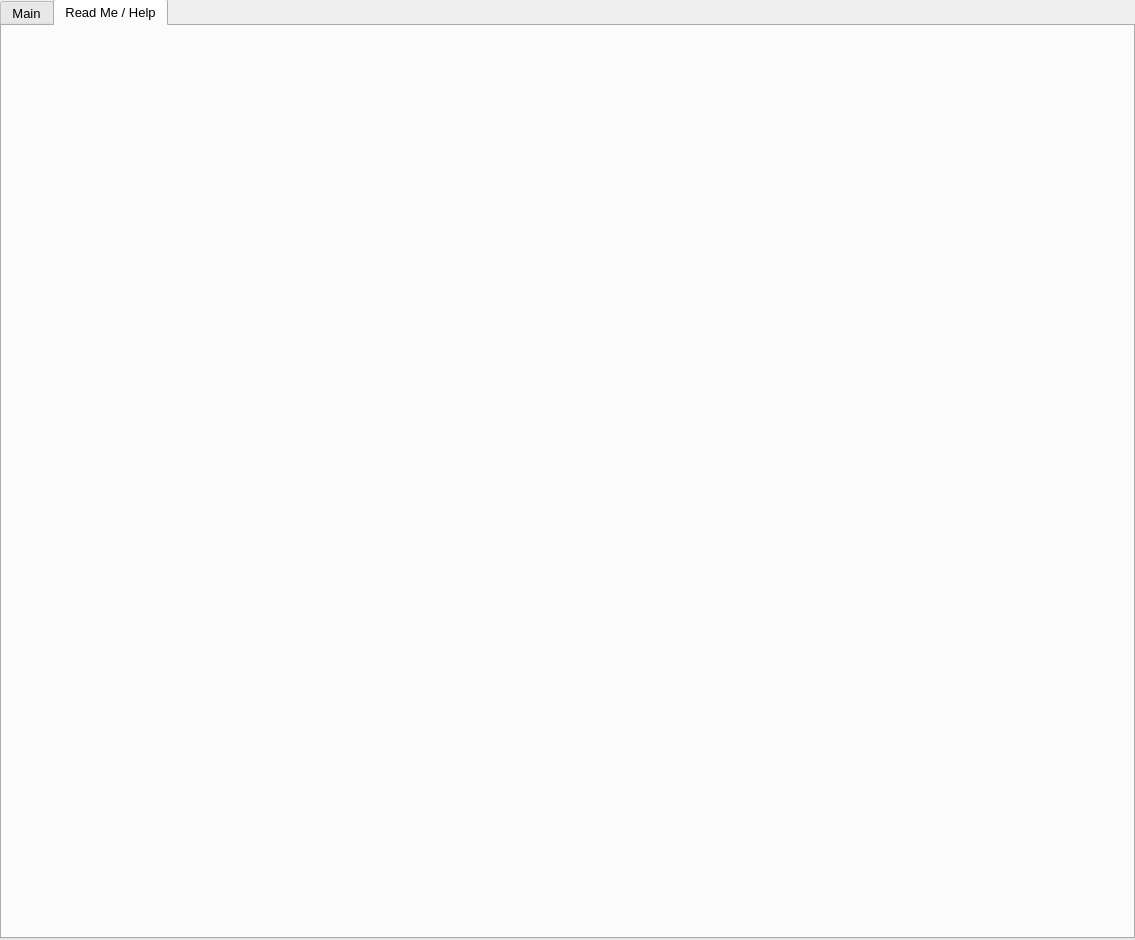
First picture: the form in gui/structure.ui, repository matthewkuner/ASMADA, before the edit.
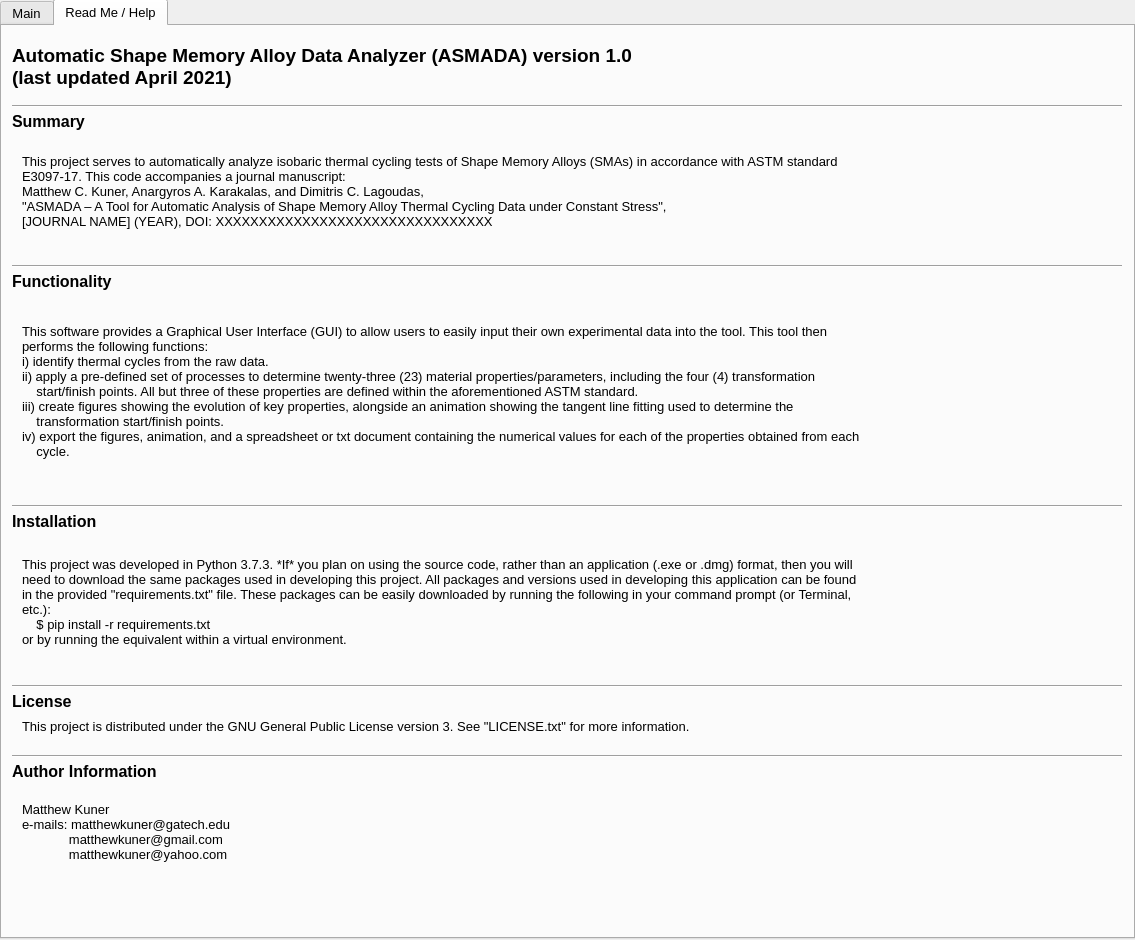
Second picture: the form after the edit. The open tabs and pages were chosen to show the change. Icons and pictures are not drawn.

What changed in the file:
```diff
--- a/gui/structure.ui
+++ b/gui/structure.ui
@@ -2253,6 +2253,317 @@
      <attribute name="title">
       <string>Read Me / Help</string>
      </attribute>
+     <widget class="QLabel" name="label_4">
+      <property name="geometry">
+       <rect>
+        <x>10</x>
+        <y>10</y>
+        <width>1111</width>
+        <height>61</height>
+       </rect>
+      </property>
+      <property name="font">
+       <font>
+        <pointsize>14</pointsize>
+        <weight>75</weight>
+        <bold>true</bold>
+       </font>
+      </property>
+      <property name="text">
+       <string>Automatic Shape Memory Alloy Data Analyzer (ASMADA) version 1.0 
+(last updated April 2021)</string>
+      </property>
+     </widget>
+     <widget class="QLabel" name="label_8">
+      <property name="geometry">
+       <rect>
+        <x>10</x>
+        <y>80</y>
+        <width>101</width>
+        <height>31</height>
+       </rect>
+      </property>
+      <property name="font">
+       <font>
+        <pointsize>12</pointsize>
+        <weight>75</weight>
+        <bold>true</bold>
+       </font>
+      </property>
+      <property name="text">
+       <string>Summary</string>
+      </property>
+     </widget>
+     <widget class="QLabel" name="label_12">
+      <property name="geometry">
+       <rect>
+        <x>20</x>
+        <y>110</y>
+        <width>1091</width>
+        <height>111</height>
+       </rect>
+      </property>
+      <property name="text">
+       <string>This project serves to automatically analyze isobaric thermal cycling tests of Shape Memory Alloys (SMAs) in accordance with ASTM standard 
+E3097-17. This code accompanies a journal manuscript:
+Matthew C. Kuner, Anargyros A. Karakalas, and Dimitris C. Lagoudas, 
+&quot;ASMADA – A Tool for Automatic Analysis of Shape Memory Alloy Thermal Cycling Data under Constant Stress&quot;,
+[JOURNAL NAME] (YEAR), DOI: XXXXXXXXXXXXXXXXXXXXXXXXXXXXXXXX</string>
+      </property>
+     </widget>
+     <widget class="QLabel" name="label_15">
+      <property name="geometry">
+       <rect>
+        <x>10</x>
+        <y>240</y>
+        <width>141</width>
+        <height>31</height>
+       </rect>
+      </property>
+      <property name="font">
+       <font>
+        <pointsize>12</pointsize>
+        <weight>75</weight>
+        <bold>true</bold>
+       </font>
+      </property>
+      <property name="text">
+       <string>Functionality</string>
+      </property>
+     </widget>
+     <widget class="QLabel" name="label_16">
+      <property name="geometry">
+       <rect>
+        <x>20</x>
+        <y>270</y>
+        <width>1091</width>
+        <height>191</height>
+       </rect>
+      </property>
+      <property name="text">
+       <string>This software provides a Graphical User Interface (GUI) to allow users to easily input their own experimental data into the tool. This tool then 
+performs the following functions:
+i) identify thermal cycles from the raw data.
+ii) apply a pre-defined set of processes to determine twenty-three (23) material properties/parameters, including the four (4) transformation 
+    start/finish points. All but three of these properties are defined within the aforementioned ASTM standard.
+iii) create figures showing the evolution of key properties, alongside an animation showing the tangent line fitting used to determine the 
+    transformation start/finish points.
+iv) export the figures, animation, and a spreadsheet or txt document containing the numerical values for each of the properties obtained from each 
+    cycle.</string>
+      </property>
+     </widget>
+     <widget class="QLabel" name="label_21">
+      <property name="geometry">
+       <rect>
+        <x>10</x>
+        <y>480</y>
+        <width>141</width>
+        <height>31</height>
+       </rect>
+      </property>
+      <property name="font">
+       <font>
+        <pointsize>12</pointsize>
+        <weight>75</weight>
+        <bold>true</bold>
+       </font>
+      </property>
+      <property name="text">
+       <string>Installation</string>
+      </property>
+     </widget>
+     <widget class="QLabel" name="label_22">
+      <property name="geometry">
+       <rect>
+        <x>20</x>
+        <y>510</y>
+        <width>1091</width>
+        <height>131</height>
+       </rect>
+      </property>
+      <property name="text">
+       <string>This project was developed in Python 3.7.3. *If* you plan on using the source code, rather than an application (.exe or .dmg) format, then you will 
+need to download the same packages used in developing this project. All packages and versions used in developing this application can be found 
+in the provided &quot;requirements.txt&quot; file. These packages can be easily downloaded by running the following in your command prompt (or Terminal, 
+etc.):
+    $ pip install -r requirements.txt
+or by running the equivalent within a virtual environment.</string>
+      </property>
+     </widget>
+     <widget class="QLabel" name="label_23">
+      <property name="geometry">
+       <rect>
+        <x>20</x>
+        <y>690</y>
+        <width>1091</width>
+        <height>21</height>
+       </rect>
+      </property>
+      <property name="text">
+       <string>This project is distributed under the GNU General Public License version 3. See &quot;LICENSE.txt&quot; for more information.</string>
+      </property>
+     </widget>
+     <widget class="QLabel" name="label_24">
+      <property name="geometry">
+       <rect>
+        <x>10</x>
+        <y>660</y>
+        <width>141</width>
+        <height>31</height>
+       </rect>
+      </property>
+      <property name="font">
+       <font>
+        <pointsize>12</pointsize>
+        <weight>75</weight>
+        <bold>true</bold>
+       </font>
+      </property>
+      <property name="text">
+       <string>License</string>
+      </property>
+     </widget>
+     <widget class="QLabel" name="label_25">
+      <property name="geometry">
+       <rect>
+        <x>20</x>
+        <y>760</y>
+        <width>1091</width>
+        <height>91</height>
+       </rect>
+      </property>
+      <property name="text">
+       <string>Matthew Kuner
+e-mails: matthewkuner@gatech.edu
+             matthewkuner@gmail.com
+             matthewkuner@yahoo.com</string>
+      </property>
+     </widget>
+     <widget class="QLabel" name="label_26">
+      <property name="geometry">
+       <rect>
+        <x>10</x>
+        <y>730</y>
+        <width>211</width>
+        <height>31</height>
+       </rect>
+      </property>
+      <property name="font">
+       <font>
+        <pointsize>12</pointsize>
+        <weight>75</weight>
+        <bold>true</bold>
+       </font>
+      </property>
+      <property name="text">
+       <string>Author Information</string>
+      </property>
+     </widget>
+     <widget class="Line" name="line_4">
+      <property name="geometry">
+       <rect>
+        <x>10</x>
+        <y>230</y>
+        <width>1110</width>
+        <height>21</height>
+       </rect>
+      </property>
+      <property name="font">
+       <font>
+        <pointsize>1</pointsize>
+       </font>
+      </property>
+      <property name="lineWidth">
+       <number>1</number>
+      </property>
+      <property name="orientation">
+       <enum>Qt::Horizontal</enum>
+      </property>
+     </widget>
+     <widget class="Line" name="line_5">
+      <property name="geometry">
+       <rect>
+        <x>10</x>
+        <y>470</y>
+        <width>1110</width>
+        <height>21</height>
+       </rect>
+      </property>
+      <property name="font">
+       <font>
+        <pointsize>1</pointsize>
+       </font>
+      </property>
+      <property name="lineWidth">
+       <number>1</number>
+      </property>
+      <property name="orientation">
+       <enum>Qt::Horizontal</enum>
+      </property>
+     </widget>
+     <widget class="Line" name="line_6">
+      <property name="geometry">
+       <rect>
+        <x>10</x>
+        <y>70</y>
+        <width>1110</width>
+        <height>21</height>
+       </rect>
+      </property>
+      <property name="font">
+       <font>
+        <pointsize>1</pointsize>
+       </font>
+      </property>
+      <property name="lineWidth">
+       <number>1</number>
+      </property>
+      <property name="orientation">
+       <enum>Qt::Horizontal</enum>
+      </property>
+     </widget>
+     <widget class="Line" name="line_7">
+      <property name="geometry">
+       <rect>
+        <x>10</x>
+        <y>650</y>
+        <width>1110</width>
+        <height>21</height>
+       </rect>
+      </property>
+      <property name="font">
+       <font>
+        <pointsize>1</pointsize>
+       </font>
+      </property>
+      <property name="lineWidth">
+       <number>1</number>
+      </property>
+      <property name="orientation">
+       <enum>Qt::Horizontal</enum>
+      </property>
+     </widget>
+     <widget class="Line" name="line_8">
+      <property name="geometry">
+       <rect>
+        <x>10</x>
+        <y>720</y>
+        <width>1110</width>
+        <height>21</height>
+       </rect>
+      </property>
+      <property name="font">
+       <font>
+        <pointsize>1</pointsize>
+       </font>
+      </property>
+      <property name="lineWidth">
+       <number>1</number>
+      </property>
+      <property name="orientation">
+       <enum>Qt::Horizontal</enum>
+      </property>
+     </widget>
     </widget>
    </widget>
   </widget>
```
Left out of the diff: 2 changed lines with no effect on the pictures.
